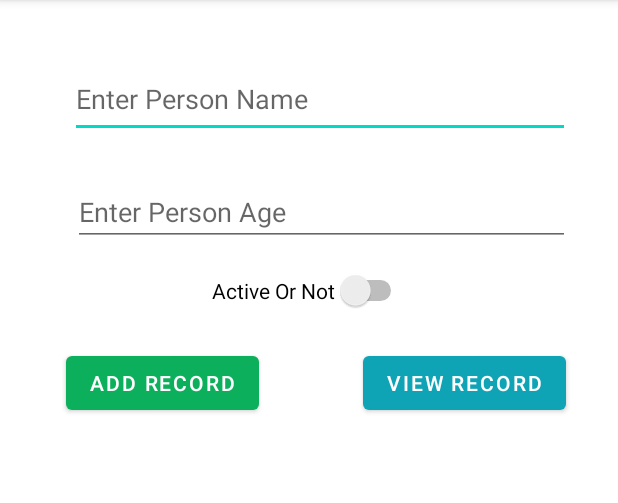
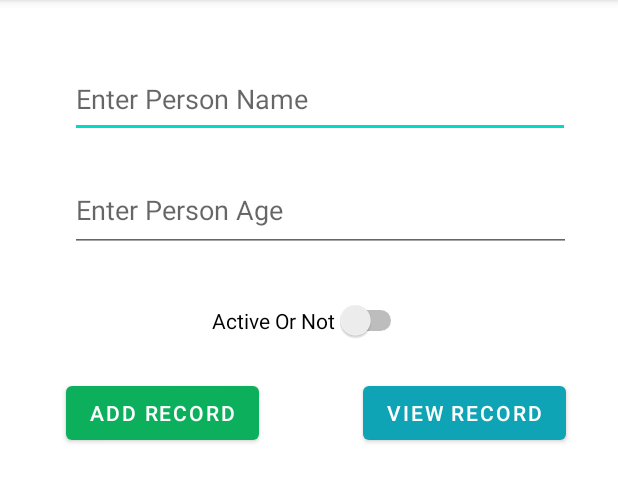
Before and after one commit to Saad-Ishtiaq/MC-Work, an Android app: the screen it shows after launch (MainActivity), on a phone screen of 412 x 824 dp, the part 84-587 px from its top. Run offline under Robolectric (Android 15) with nearby library versions, the phone set to English and light mode, and no system bars.

Commit message:
SqlLite1 + SqlLite2

```diff
--- a/SqlLite/app/src/main/java/com/example/sqllite/MainActivity.java
+++ b/SqlLite/app/src/main/java/com/example/sqllite/MainActivity.java
@@ -26,21 +26,36 @@ public class MainActivity extends AppCompatActivity {
 
 
         addButton=findViewById(R.id.addButton);
-        addButton=findViewById(R.id.viewRecord);
+        viewButton=findViewById(R.id.viewRecord);
+        editName=findViewById(R.id.editPersonName);
+        editAge= findViewById(R.id.editPersonAge);
+        isActive= findViewById(R.id.switch1);
 
-        addButton.setOnClickListener(new View.OnClickListener() {
+
+        addButton.setOnClickListener( new View.OnClickListener() {
+            Customer customerModal;
+
             @Override
             public void onClick(View v) {
-                Toast.makeText(MainActivity.this, "Add Button Clicked", Toast.LENGTH_SHORT);
+                ////Shows Message
+                //Toast.makeText(MainActivity.this, "Add Record Clicked", Toast.LENGTH_SHORT).show();
+
+
+                customerModal = new  Customer(editName.getText().toString(),Integer.parseInt(editAge.getText().toString()),isActive.isChecked(),1);
+                Toast.makeText(MainActivity.this, customerModal.toString(), Toast.LENGTH_LONG).show();
+
             }
         });
 
         viewButton.setOnClickListener(new View.OnClickListener() {
             @Override
             public void onClick(View v) {
-                Toast.makeText(MainActivity.this, "Add Button Clicked", Toast.LENGTH_SHORT);
+                Toast.makeText(MainActivity.this, "View Record Clicked", Toast.LENGTH_SHORT).show();
             }
         });
 
+
+
     }
+
 }
--- a/SqlLite/app/src/main/res/layout/activity_main.xml
+++ b/SqlLite/app/src/main/res/layout/activity_main.xml
@@ -19,27 +19,13 @@
         app:layout_constraintStart_toStartOf="parent"
         app:layout_constraintTop_toTopOf="parent" />
 
-    <EditText
-        android:id="@+id/editPersonAge"
-        android:layout_width="331dp"
-        android:layout_height="44dp"
-        android:layout_marginTop="28dp"
-        android:ems="10"
-        android:hint="@string/personAge"
-        android:inputType="textPersonName"
-        app:layout_constraintEnd_toEndOf="parent"
-        app:layout_constraintHorizontal_bias="0.6"
-        app:layout_constraintStart_toStartOf="parent"
-        app:layout_constraintTop_toBottomOf="@+id/editPersonName" />
-
     <Switch
         android:id="@+id/switch1"
         android:layout_width="wrap_content"
         android:layout_height="wrap_content"
-        android:layout_marginTop="16dp"
+        android:layout_marginTop="32dp"
         android:text="@string/Active"
         app:layout_constraintEnd_toEndOf="parent"
-        app:layout_constraintHorizontal_bias="0.502"
         app:layout_constraintStart_toStartOf="parent"
         app:layout_constraintTop_toBottomOf="@+id/editPersonAge" />
 
@@ -48,9 +34,10 @@
         android:layout_height="311dp"
         android:layout_marginStart="20dp"
         android:layout_marginEnd="20dp"
-        android:layout_marginBottom="30dp"
+        android:layout_marginBottom="76dp"
         app:layout_constraintBottom_toBottomOf="parent"
         app:layout_constraintEnd_toEndOf="parent"
+        app:layout_constraintHorizontal_bias="0.565"
         app:layout_constraintStart_toStartOf="parent" />
 
     <Button
@@ -60,6 +47,7 @@
         android:layout_marginStart="44dp"
         android:layout_marginTop="24dp"
         android:text="Add Record"
+
         app:backgroundTint="#0CAF5B"
         app:layout_constraintStart_toStartOf="parent"
         app:layout_constraintTop_toBottomOf="@+id/switch1" />
@@ -76,4 +64,17 @@
         app:layout_constraintHorizontal_bias="0.908"
         app:layout_constraintStart_toEndOf="@+id/addButton"
         app:layout_constraintTop_toBottomOf="@+id/switch1" />
+
+    <EditText
+        android:id="@+id/editPersonAge"
+        android:layout_width="334dp"
+        android:layout_height="56dp"
+        android:layout_marginTop="20dp"
+        android:ems="10"
+        android:hint="@string/personAge"
+        android:inputType="number"
+        app:layout_constraintEnd_toEndOf="parent"
+        app:layout_constraintHorizontal_bias="0.597"
+        app:layout_constraintStart_toStartOf="parent"
+        app:layout_constraintTop_toBottomOf="@+id/editPersonName" />
 </androidx.constraintlayout.widget.ConstraintLayout>
```
Also changed, not shown: SqlLite/app/src/main/java/com/example/sqllite/Customer.java (added, +61 -0 lines).
